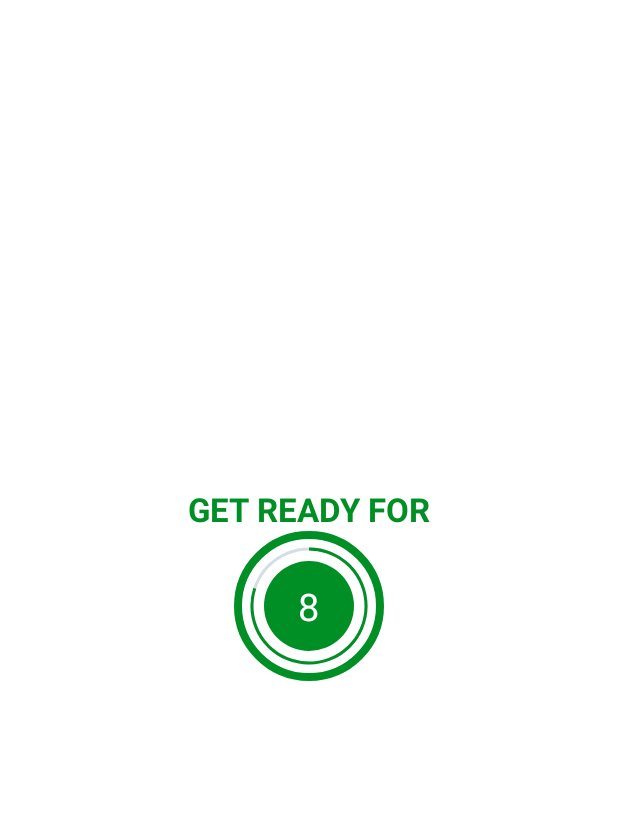
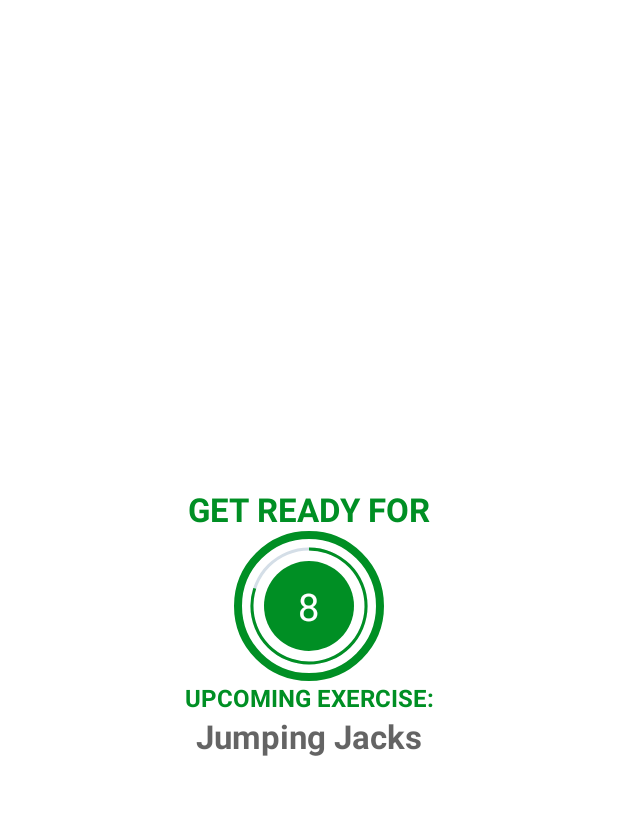
Before and after one commit to Onrwir/7minutesWorkoutApp, an Android app: the ExerciseActivity screen opened directly, with no data from a screen before it, on a phone screen of 412 x 824 dp, the part 62-877 px from its top. Run offline under Robolectric (Android 15) with nearby library versions, the phone set to English and light mode, and no system bars.

Commit message:
Added exercise images, upcoming exercise information and Text-To-Speach

```diff
--- a/app/src/main/AndroidManifest.xml
+++ b/app/src/main/AndroidManifest.xml
@@ -1,6 +1,12 @@
 <?xml version="1.0" encoding="utf-8"?>
 <manifest xmlns:android="http://schemas.android.com/apk/res/android"
     xmlns:tools="http://schemas.android.com/tools">
+
+    <queries>
+        <intent>
+            <action android:name="android.intent.action.TTS_SERVICE"/>
+        </intent>
+    </queries>
 
     <application
         android:allowBackup="true"
--- /dev/null
+++ b/app/src/main/java/pl/onrwir/a7minutesworkoutapp/Constants.kt
@@ -0,0 +1,118 @@
+package pl.onrwir.a7minutesworkoutapp
+
+object Constants {
+    fun defaultExerciseList(): ArrayList<ExerciseModel>{
+        val exerciseList = ArrayList<ExerciseModel>()
+
+//      1 Jumping Jacks
+        val jumpingJacks = ExerciseModel(
+            1, "Jumping Jacks",
+            R.drawable.ic_jumping_jacks,
+            false,
+            false
+        )
+        exerciseList.add(jumpingJacks)
+
+//        2 Abdominal Crunch
+        val abdominalCrunch = ExerciseModel(
+            2, "Abdominal Crunch",
+            R.drawable.ic_abdominal_crunch,
+            false,
+            false
+        )
+        exerciseList.add(abdominalCrunch)
+
+//        3 High Knees running in place
+        val highKneesInPlace = ExerciseModel(
+            3, "High Knees Running in place",
+            R.drawable.ic_high_knees_running_in_place,
+            false,
+            false
+        )
+        exerciseList.add(highKneesInPlace)
+
+//        4 Lunge
+        val lunge = ExerciseModel(
+            4, "Lunge",
+            R.drawable.ic_lunge,
+            false,
+            false
+        )
+        exerciseList.add(lunge)
+
+//        5 Plank
+        val plank = ExerciseModel(
+            5, "Plank",
+            R.drawable.ic_plank,
+            false,
+            false
+        )
+        exerciseList.add(plank)
+
+//        6 Push Up
+        val pushUp = ExerciseModel(
+            6, "Push Up",
+            R.drawable.ic_push_up,
+            false,
+            false
+        )
+        exerciseList.add(pushUp)
+
+//        7 Push Up and Rotation
+        val pushUpAndRotation = ExerciseModel(
+            7, "Push Up and Rotation",
+            R.drawable.ic_push_up_and_rotation,
+            false,
+            false
+        )
+        exerciseList.add(pushUpAndRotation)
+
+//        8 Side Plank
+        val sidePlank = ExerciseModel(
+            8, "Side Plank",
+            R.drawable.ic_side_plank,
+            false,
+            false
+        )
+        exerciseList.add(sidePlank)
+
+//        9 Squat
+        val squat = ExerciseModel(
+            9, "Squat",
+            R.drawable.ic_squat,
+            false,
+            false
+        )
+        exerciseList.add(squat)
+
+//        10 Step up onto chair
+        val stepUpOntoChair = ExerciseModel(
+            10, "Step-Up onto Chair",
+            R.drawable.ic_step_up_onto_chair,
+            false,
+            false
+        )
+        exerciseList.add(stepUpOntoChair)
+
+//        11 Tricep dip on chair
+        val tricepDipOnChair = ExerciseModel(
+            11, "Tricep Dip On Chair",
+            R.drawable.ic_triceps_dip_on_chair,
+            false,
+            false
+        )
+        exerciseList.add(tricepDipOnChair)
+
+//        12 Wall Sit
+        val wallSit = ExerciseModel(
+            12, "Wall Sit",
+            R.drawable.ic_wall_sit,
+            false,
+            false
+        )
+        exerciseList.add(wallSit)
+
+
+        return exerciseList
+    }
+}
--- a/app/src/main/java/pl/onrwir/a7minutesworkoutapp/ExerciseActivity.kt
+++ b/app/src/main/java/pl/onrwir/a7minutesworkoutapp/ExerciseActivity.kt
@@ -3,12 +3,15 @@ package pl.onrwir.a7minutesworkoutapp
 import androidx.appcompat.app.AppCompatActivity
 import android.os.Bundle
 import android.os.CountDownTimer
+import android.speech.tts.TextToSpeech
+import android.util.Log
 import android.view.View
 import android.widget.Toast
 import pl.onrwir.a7minutesworkoutapp.databinding.ActivityExerciseBinding
 import pl.onrwir.a7minutesworkoutapp.databinding.ActivityMainBinding
+import java.util.Locale
 
-class ExerciseActivity : AppCompatActivity() {
+class ExerciseActivity : AppCompatActivity(), TextToSpeech.OnInitListener {
     private var binding: ActivityExerciseBinding? = null
 
     private var restTimer: CountDownTimer? = null
@@ -17,6 +20,11 @@ class ExerciseActivity : AppCompatActivity() {
     private var exerciseTimer: CountDownTimer? = null
     private var exerciseProgress = 0
 
+    private var exerciseList : ArrayList<ExerciseModel>? = null
+    private var currentExercisePosition = -1
+
+    private var tts: TextToSpeech? = null
+
 
 
     override fun onCreate(savedInstanceState: Bundle?) {
@@ -24,13 +32,17 @@ class ExerciseActivity : AppCompatActivity() {
         binding = ActivityExerciseBinding.inflate(layoutInflater)
         setContentView(binding?.root)
 
-        setSupportActionBar(binding?.toolbarEscercise)
+        setSupportActionBar(binding?.toolbarExercise)
 
         if (supportActionBar != null){
             supportActionBar?.setDisplayHomeAsUpEnabled(true)
         }
 
-        binding?.toolbarEscercise?.setNavigationOnClickListener{
+        exerciseList = Constants.defaultExerciseList()
+
+        tts = TextToSpeech(this,this)
+
+        binding?.toolbarExercise?.setNavigationOnClickListener{
             onBackPressed()
         }
 
@@ -39,21 +51,44 @@ class ExerciseActivity : AppCompatActivity() {
     }
 
     private fun setupRestView(){
+
+        binding?.flRestView?.visibility = View.VISIBLE
+        binding?.tvTitle?.visibility = View.VISIBLE
+        binding?.tvExerciseName?.visibility = View.INVISIBLE
+        binding?.flExerciseView?.visibility = View.INVISIBLE
+        binding?.ivImage?.visibility = View.INVISIBLE
+        binding?.tvUpcomingLabel?.visibility = View.VISIBLE
+        binding?.tvUpcomingExerciseName?.visibility = View.VISIBLE
+
         if (restTimer!= null){
             restTimer?.cancel()
             restProgress = 0
         }
+
+        speakOut("Please rest for 10 seconds")
+
+        binding?.tvUpcomingExerciseName?.text = exerciseList!![currentExercisePosition + 1].getName()
         setRestProgressBar()
     }
 
     private fun setupExerciseView(){
-        binding?.flProgressBar?.visibility = View.INVISIBLE
-        binding?.tvTitle?.text = "Exercise Name"
+        binding?.flRestView?.visibility = View.INVISIBLE
+        binding?.tvTitle?.visibility = View.INVISIBLE
+        binding?.tvExerciseName?.visibility = View.VISIBLE
         binding?.flExerciseView?.visibility = View.VISIBLE
+        binding?.ivImage?.visibility = View.VISIBLE
+        binding?.tvUpcomingLabel?.visibility = View.INVISIBLE
+        binding?.tvUpcomingExerciseName?.visibility = View.INVISIBLE
+
         if (exerciseTimer!= null){
             exerciseTimer?.cancel()
             exerciseProgress = 0
         }
+
+        speakOut(exerciseList!![currentExercisePosition].getName())
+
+        binding?.ivImage?.setImageResource(exerciseList!![currentExercisePosition].getImage())
+        binding?.tvExerciseName?.text = exerciseList!![currentExercisePosition].getName()
 
         setExerciseProgressBar()
 
@@ -70,6 +105,7 @@ class ExerciseActivity : AppCompatActivity() {
             }
 
             override fun onFinish() {
+                currentExercisePosition++
                 setupExerciseView()
             }
         }.start()
@@ -85,11 +121,15 @@ class ExerciseActivity : AppCompatActivity() {
             }
 
             override fun onFinish() {
-                Toast.makeText(
-                    this@ExerciseActivity,
-                    "30 Seconds are over, lets go to the rest view.",
-                    Toast.LENGTH_SHORT
-                ).show()
+                if(currentExercisePosition < exerciseList?.size!! -1){
+                    setupRestView()
+                }else{
+                    Toast.makeText(
+                        this@ExerciseActivity,
+                        "Congratulations! You have completed the 7 minutes workout.",
+                        Toast.LENGTH_SHORT
+                    ).show()
+                }
             }
         }.start()
     }
@@ -109,7 +149,31 @@ class ExerciseActivity : AppCompatActivity() {
             exerciseProgress = 0
         }
 
+        //Shutting down the Text to Speech feature when activity is destroyed
+        //START
+        if (tts != null) {
+            tts!!.stop()
+            tts!!.shutdown()
+        }
+
         binding = null
     }
 
+    override fun onInit(status: Int) {
+        if (status == TextToSpeech.SUCCESS) {
+            //set US English as language for tts
+            val result = tts?.setLanguage(Locale.US)
+
+            if (result == TextToSpeech.LANG_MISSING_DATA || result == TextToSpeech.LANG_NOT_SUPPORTED){
+                Log.e("TTS", "The Language specified is not supported!")
+            }else{
+                Log.e("TTS", "Initialization Failed!")
+            }
+        }
+    }
+
+    private fun speakOut(text: String){
+        tts!!. speak(text, TextToSpeech.QUEUE_FLUSH, null, "")
+    }
+
 }
--- /dev/null
+++ b/app/src/main/java/pl/onrwir/a7minutesworkoutapp/ExerciseModel.kt
@@ -0,0 +1,49 @@
+package pl.onrwir.a7minutesworkoutapp
+
+class ExerciseModel (
+    private var id: Int,
+    private var name: String,
+    private var image: Int,
+    private var isCompleted: Boolean,
+    private var isSelected: Boolean
+){
+    fun getId() : Int{
+        return id
+    }
+
+    fun setID(id: Int){
+        this.id = id
+    }
+
+    fun getName() : String{
+        return name
+    }
+
+    fun setID(name: String){
+        this.name = name
+    }
+
+    fun getImage() : Int{
+        return image
+    }
+
+    fun setImage(image: Int){
+        this.image = image
+    }
+
+    fun getIsComplete() : Boolean{
+        return isCompleted
+    }
+
+    fun setIsComplete(isCompleted: Boolean){
+        this.isCompleted = isCompleted
+    }
+
+    fun getIsSelected() : Boolean{
+        return isSelected
+    }
+
+    fun setIsSelected(isSelected: Boolean){
+        this.isSelected = isSelected
+    }
+}
--- a/app/src/main/res/layout/activity_exercise.xml
+++ b/app/src/main/res/layout/activity_exercise.xml
@@ -7,7 +7,7 @@
     tools:context=".ExerciseActivity">
 
     <androidx.appcompat.widget.Toolbar
-        android:id="@+id/toolbarEscercise"
+        android:id="@+id/toolbarExercise"
         android:layout_width="match_parent"
         android:layout_height="?android:attr/actionBarSize"
         android:theme="@style/ToolbarTheme"
@@ -25,13 +25,13 @@
         android:textColor="@color/colorAccent"
         android:textStyle="bold"
 
-        app:layout_constraintBottom_toTopOf="@id/flProgressBar"
+        app:layout_constraintBottom_toTopOf="@id/flRestView"
         app:layout_constraintEnd_toEndOf="parent"
         app:layout_constraintStart_toStartOf="parent"
         />
 
     <FrameLayout
-        android:id="@+id/flProgressBar"
+        android:id="@+id/flRestView"
         android:layout_width="100dp"
         android:layout_height="100dp"
         android:layout_marginTop="10dp"
@@ -40,7 +40,7 @@
         app:layout_constraintBottom_toBottomOf="parent"
         app:layout_constraintEnd_toEndOf="parent"
         app:layout_constraintStart_toStartOf="parent"
-        app:layout_constraintTop_toBottomOf="@id/toolbarEscercise">
+        app:layout_constraintTop_toBottomOf="@id/toolbarExercise">
 
         <ProgressBar
             android:id="@+id/progressBar"
@@ -73,6 +73,58 @@
         </LinearLayout>
     </FrameLayout>
 
+    <TextView
+        android:id="@+id/tvUpcomingLabel"
+        android:layout_width="wrap_content"
+        android:layout_height="wrap_content"
+        android:text="UPCOMING EXERCISE:"
+        android:textColor="@color/colorAccent"
+        android:textSize="16sp"
+        android:textStyle="bold"
+        app:layout_constraintEnd_toEndOf="parent"
+        app:layout_constraintStart_toStartOf="parent"
+        app:layout_constraintTop_toBottomOf="@id/flRestView"
+        app:layout_constraintBottom_toTopOf="@id/tvUpcomingExerciseName"
+        tools:visibility="visible"/>
+
+    <TextView
+        android:id="@+id/tvUpcomingExerciseName"
+        android:layout_width="wrap_content"
+        android:layout_height="wrap_content"
+        android:text="UPCOMING EXERCISE"
+        android:textColor="@color/colorPrimary"
+        android:textSize="22sp"
+        android:textStyle="bold"
+        android:visibility="gone"
+        app:layout_constraintEnd_toEndOf="parent"
+        app:layout_constraintStart_toStartOf="parent"
+        app:layout_constraintTop_toBottomOf="@id/tvUpcomingLabel"
+        tools:visibility="visible"/>
+
+    <ImageView
+        android:id="@+id/ivImage"
+        android:layout_width="match_parent"
+        android:layout_height="0dp"
+        android:scaleType="fitXY"
+        android:src="@drawable/ic_jumping_jacks"
+        android:visibility="invisible"
+        app:layout_constraintBottom_toTopOf="@id/tvExerciseName"
+        app:layout_constraintTop_toBottomOf="@id/toolbarExercise"/>
+    <TextView
+        android:id="@+id/tvExerciseName"
+        android:layout_width="wrap_content"
+        android:layout_height="wrap_content"
+        android:text="ExerciseName"
+        android:textColor="@color/colorAccent"
+        android:textSize="22sp"
+        android:textStyle="bold"
+        android:visibility="gone"
+        app:layout_constraintEnd_toEndOf="parent"
+        app:layout_constraintStart_toStartOf="parent"
+        app:layout_constraintTop_toBottomOf="@id/ivImage"
+        app:layout_constraintBottom_toTopOf="@id/flExerciseView"
+        tools:visibility="visible"/>
+
     <FrameLayout
         android:id="@+id/flExerciseView"
         android:layout_width="100dp"
@@ -85,7 +137,8 @@
         app:layout_constraintBottom_toBottomOf="parent"
         app:layout_constraintEnd_toEndOf="parent"
         app:layout_constraintStart_toStartOf="parent"
-        app:layout_constraintTop_toBottomOf="@id/toolbarEscercise">
+        app:layout_constraintTop_toBottomOf="@id/tvExerciseName"
+        android:layout_marginBottom="20dp">
 
         <ProgressBar
             android:id="@+id/progressBarExercise"
--- a/build.gradle
+++ b/build.gradle
@@ -1,6 +1,6 @@
 // Top-level build file where you can add configuration options common to all sub-projects/modules.
 plugins {
-    id 'com.android.application' version '7.4.1' apply false
-    id 'com.android.library' version '7.4.1' apply false
+    id 'com.android.application' version '8.2.0' apply false
+    id 'com.android.library' version '8.2.0' apply false
     id 'org.jetbrains.kotlin.android' version '1.8.0' apply false
 }
--- a/gradle.properties
+++ b/gradle.properties
@@ -21,3 +21,5 @@ kotlin.code.style=official
 # resources declared in the library itself and none from the library's dependencies,
 # thereby reducing the size of the R class for that library
 android.nonTransitiveRClass=true
+android.defaults.buildfeatures.buildconfig=true
+android.nonFinalResIds=false
```
Also changed, not shown: app/src/main/res/drawable/ic_abdominal_crunch.png (added), app/src/main/res/drawable/ic_high_knees_running_in_place.png (added), app/src/main/res/drawable/ic_jumping_jacks.png (added), app/src/main/res/drawable/ic_lunge.png (added), app/src/main/res/drawable/ic_plank.png (added), app/src/main/res/drawable/ic_push_up.png (added), app/src/main/res/drawable/ic_push_up_and_rotation.png (added), app/src/main/res/drawable/ic_side_plank.png (added), app/src/main/res/drawable/ic_squat.png (added), app/src/main/res/drawable/ic_step_up_onto_chair.png (added), app/src/main/res/drawable/ic_triceps_dip_on_chair.png (added), app/src/main/res/drawable/ic_wall_sit.png (added), gradle/wrapper/gradle-wrapper.properties.
